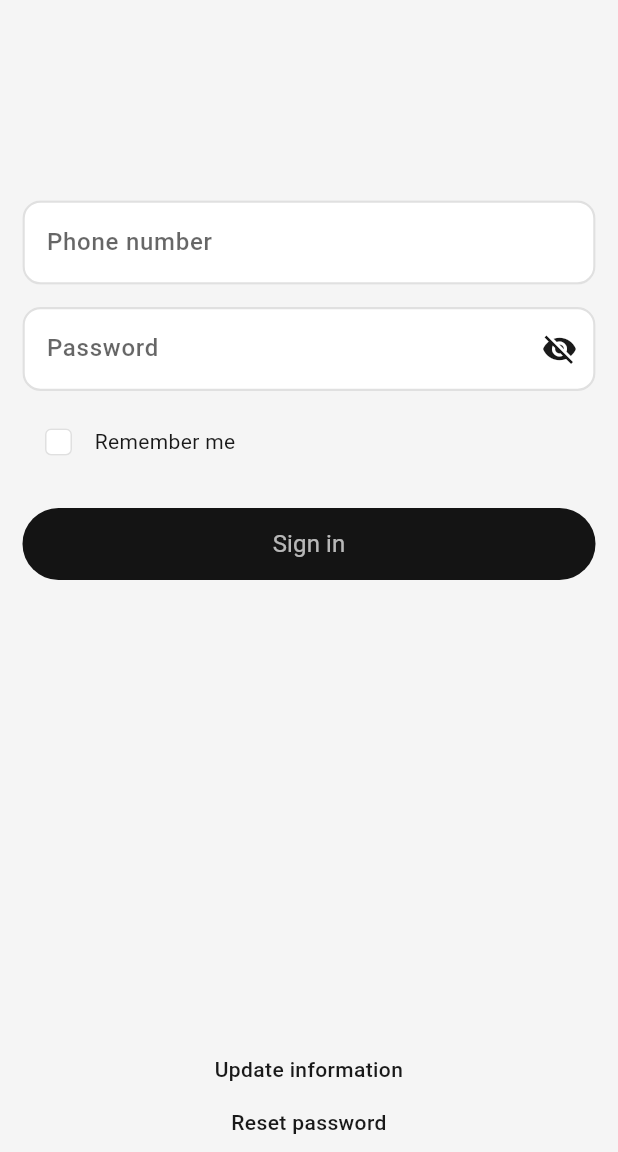
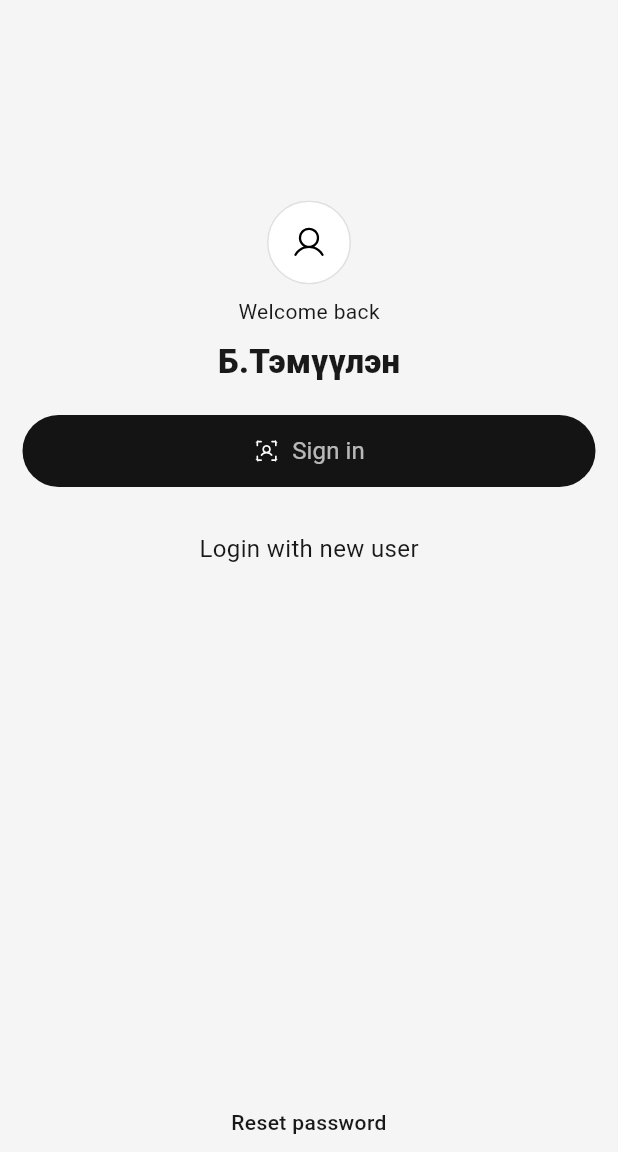
Before and after one commit to Zolboo0501/ard_kids, a Flutter app: the screen it shows after launch, after a tap on "Sign in", on a phone screen of 412 x 824 dp, the part 84-1236 px from its top. Run offline on Flutter 3.47's test engine with Material 3 defaults, Android fonts, the phone set to English and light mode, and no system bars; our stand-ins replace flutter_html, flutter_riverpod, flutter_svg, go_router, google_fonts, pinput and 1 more.

Commit message:
Refactor: Improve sign-in screen UI and biometric authentication

```diff
--- a/lib/features/auth/presentation/screen/sign_in.dart
+++ b/lib/features/auth/presentation/screen/sign_in.dart
@@ -1,5 +1,4 @@
 import 'package:ard_light/components/custom_header.dart';
-import 'package:ard_light/components/input.dart';
 import 'package:ard_light/components/language_change.dart';
 import 'package:ard_light/components/text_view.dart';
 import 'package:ard_light/features/auth/presentation/widget/question.dart';
@@ -7,7 +6,6 @@ import 'package:ard_light/features/auth/presentation/widget/sign_biometric.dart'
 import 'package:ard_light/features/auth/presentation/widget/sign_field.dart';
 import 'package:ard_light/l10n/app_localizations.dart';
 import 'package:flutter/material.dart';
-import 'package:go_router/go_router.dart';
 
 class SignIn extends StatefulWidget {
   SignIn({Key? key}) : super(key: key);
@@ -18,6 +16,14 @@ class SignIn extends StatefulWidget {
 
 class _SignInState extends State<SignIn> {
   bool isFaceId = true;
+  final GlobalKey<FormState> formKey = GlobalKey<FormState>();
+
+  void onChangeState() {
+    setState(() {
+      isFaceId = false;
+    });
+  }
+
   @override
   Widget build(BuildContext context) {
     return GestureDetector(
@@ -45,31 +51,24 @@ class _SignInState extends State<SignIn> {
             children: [
               Expanded(
                 child: SingleChildScrollView(
-                  child: Padding(
-                    padding: EdgeInsets.only(
-                      top: MediaQuery.of(context).size.height * 0.15,
+                  child: Form(
+                    key: formKey,
+                    child: Padding(
+                      padding: EdgeInsets.only(
+                        top: MediaQuery.of(context).size.height * 0.15,
+                      ),
+                      child: !isFaceId
+                          ? SignField(formKey: formKey)
+                          : SignBiometric(
+                              formKey: formKey,
+                              onChangeState: onChangeState,
+                            ),
                     ),
-                    child: isFaceId ? SignField() : SignBiometric(),
                   ),
                 ),
               ),
               Column(
                 children: [
-                  GestureDetector(
-                    onTap: () {
-                      GoRouter.of(context).go("/auth/update-information");
-                    },
-                    child: Center(
-                      child: TextView(
-                        text: AppLocalizations.of(
-                          context,
-                        )!.signInUpdateInformation,
-                        textAlign: TextAlign.center,
-                        fontSize: 14,
-                        fontWeight: FontWeight.w500,
-                      ),
-                    ),
-                  ),
                   const SizedBox(height: 15),
                   GestureDetector(
                     onTap: () {},
--- a/lib/features/auth/presentation/widget/sign_biometric.dart
+++ b/lib/features/auth/presentation/widget/sign_biometric.dart
@@ -1,17 +1,26 @@
 import 'package:ard_light/components/button.dart';
+import 'package:ard_light/components/input.dart';
 import 'package:ard_light/components/text_view.dart';
 import 'package:ard_light/l10n/app_localizations.dart';
 import 'package:flutter/material.dart';
 import 'package:flutter_svg/flutter_svg.dart';
 
 class SignBiometric extends StatefulWidget {
-  SignBiometric({Key? key}) : super(key: key);
+  final GlobalKey<FormState> formKey;
+  final Function onChangeState;
+  const SignBiometric({
+    Key? key,
+    required this.formKey,
+    required this.onChangeState,
+  }) : super(key: key);
 
   @override
   _SignBiometricState createState() => _SignBiometricState();
 }
 
 class _SignBiometricState extends State<SignBiometric> {
+  bool isHasBiometrics = false;
+  TextEditingController controller = TextEditingController();
   @override
   Widget build(BuildContext context) {
     return Column(
@@ -25,18 +34,84 @@ class _SignBiometricState extends State<SignBiometric> {
         const SizedBox(height: 8),
         TextView(text: "Б.Тэмүүлэн", fontSize: 22, fontWeight: FontWeight.w800),
         const SizedBox(height: 20),
-        Button(
-          onTap: () {},
-          text: AppLocalizations.of(context)!.login,
-          icon: SvgPicture.asset(
-            'assets/icons/biometric.svg',
-            width: 18,
-            height: 18,
+
+        if (isHasBiometrics) ...[
+          Input(
+            controller: controller,
+            hintText: AppLocalizations.of(context)!.signInInputPassword,
+            label: AppLocalizations.of(context)!.signInInputPassword,
+            isPassword: true,
+            errorMessage: AppLocalizations.of(
+              context,
+            )!.signInInputPasswordError,
+          ),
+          const SizedBox(height: 50),
+        ],
+        SizedBox(
+          height: 48,
+          width: double.infinity,
+          child: Row(
+            children: [
+              Expanded(
+                child: Button(
+                  onTap: () {
+                    if (widget.formKey.currentState!.validate()) {
+                      setState(() {
+                        isHasBiometrics = true;
+                      });
+                    }
+                  },
+                  text: AppLocalizations.of(context)!.login,
+                  icon: !isHasBiometrics
+                      ? SvgPicture.asset(
+                          'assets/icons/biometric.svg',
+                          width: 18,
+                          height: 18,
+                        )
+                      : null,
+                ),
+              ),
+              if (isHasBiometrics) ...[
+                const SizedBox(width: 15),
+                GestureDetector(
+                  onTap: () {},
+                  child: Container(
+                    width: 48,
+                    height: double.infinity,
+                    decoration: BoxDecoration(
+                      border: Border.all(
+                        color: Theme.of(context).colorScheme.onSurface,
+                        width: 1,
+                      ),
+                      borderRadius: BorderRadius.circular(40),
+                    ),
+                    child: CircleAvatar(
+                      backgroundColor: Colors.white,
+                      child: SizedBox(
+                        height: 18,
+                        width: 18,
+                        child: SvgPicture.asset(
+                          colorFilter: ColorFilter.mode(
+                            Colors.black,
+                            BlendMode.srcIn,
+                          ),
+                          'assets/icons/biometric.svg',
+                          width: 18,
+                          height: 18,
+                        ),
+                      ),
+                    ),
+                  ),
+                ),
+              ],
+            ],
           ),
         ),
         const SizedBox(height: 30),
         GestureDetector(
-          onTap: () {},
+          onTap: () {
+            widget.onChangeState();
+          },
           child: TextView(text: AppLocalizations.of(context)!.signInNewUser),
         ),
       ],
--- a/lib/features/auth/presentation/widget/sign_field.dart
+++ b/lib/features/auth/presentation/widget/sign_field.dart
@@ -6,7 +6,8 @@ import 'package:ard_light/l10n/app_localizations.dart';
 import 'package:flutter/material.dart';
 
 class SignField extends StatefulWidget {
-  SignField({Key? key}) : super(key: key);
+  final GlobalKey<FormState> formKey;
+  const SignField({Key? key, required this.formKey}) : super(key: key);
 
   @override
   _SignFieldState createState() => _SignFieldState();
@@ -15,13 +16,10 @@ class SignField extends StatefulWidget {
 class _SignFieldState extends State<SignField> {
   TextEditingController phone = TextEditingController();
   TextEditingController password = TextEditingController();
-  final formKey = GlobalKey<FormState>();
   bool isChecked = false;
   @override
   Widget build(BuildContext context) {
-    return Form(
-      key: formKey,
-      child: Column(
+    return Column(
       crossAxisAlignment: CrossAxisAlignment.start,
       children: [
         Input(
@@ -37,9 +35,7 @@ class _SignFieldState extends State<SignField> {
           hintText: AppLocalizations.of(context)!.signInInputPasswordError,
           label: AppLocalizations.of(context)!.signInInputPassword,
           isPassword: true,
-            errorMessage: AppLocalizations.of(
-              context,
-            )!.signInInputPasswordError,
+          errorMessage: AppLocalizations.of(context)!.signInInputPasswordError,
         ),
         const SizedBox(height: 10),
         GestureDetector(
@@ -82,13 +78,11 @@ class _SignFieldState extends State<SignField> {
         Button(
           text: AppLocalizations.of(context)!.login,
           onTap: () async {
-              if (formKey.currentState!.validate()) {
+            if (widget.formKey.currentState!.validate()) {
               if (isChecked) {
                 await CustomDialog.alert(
                   context,
-                    title: AppLocalizations.of(
-                      context,
-                    )!.signInAreSureBiometrics,
+                  title: AppLocalizations.of(context)!.signInAreSureBiometrics,
                   subtitle: AppLocalizations.of(
                     context,
                   )!.signInAreSureBiometricsDescription,
@@ -128,7 +122,6 @@ class _SignFieldState extends State<SignField> {
           },
         ),
       ],
-      ),
     );
   }
 }
--- a/lib/l10n/app_mn.arb
+++ b/lib/l10n/app_mn.arb
@@ -524,7 +524,7 @@
   "@signInWelcome": {
     "description": "Sign in welcome"
   },
-  "signInNewUser": "Нэвтрэх нэр, нууц үгээ мартсан уу?",
+  "signInNewUser": "Шинэ хэрэглэчээр нэвтрэх",
   "@signInNewUser": {
     "description": "Sign in new user"
   },
```
Also changed, not shown: lib/l10n/app_localizations_mn.dart (+11 -1 lines). Lines whose indentation alone changed are shown as unchanged.
